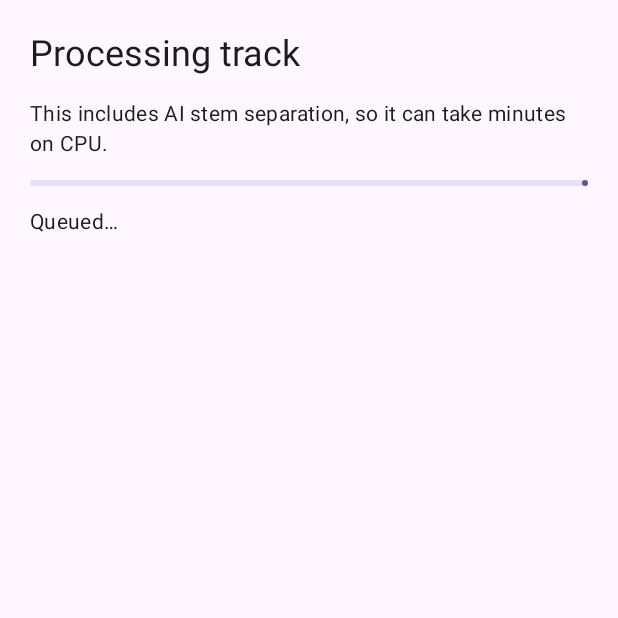
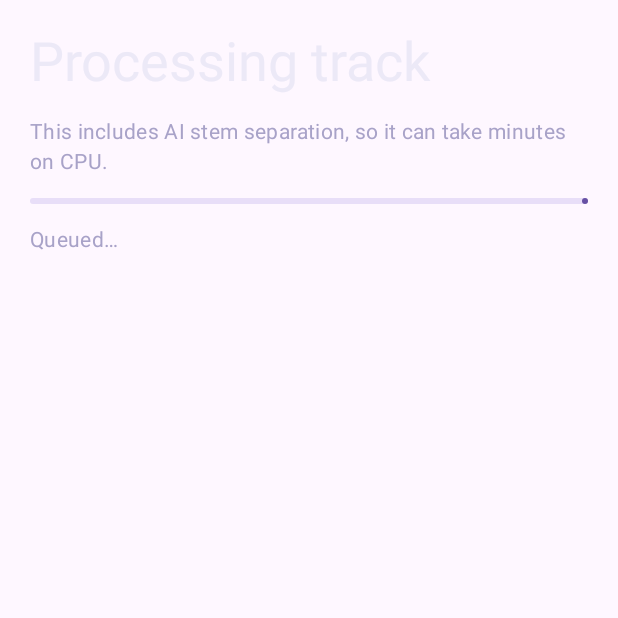
Before and after one commit to DerrickUnleashed/Drumless, an Android app built with Jetpack Compose: the composable ProgressScreen shown on its own in the app's theme, on a phone screen of 412 x 824 dp, the top half of it. Run offline under Robolectric (Android 15) with nearby library versions, the phone set to English and light mode, and no system bars.

Commit message:
chore: update android/app/src/main/java/com/drumless/app/ui/ProgressScreen.kt

```diff
--- a/android/app/src/main/java/com/drumless/app/ui/ProgressScreen.kt
+++ b/android/app/src/main/java/com/drumless/app/ui/ProgressScreen.kt
@@ -5,37 +5,71 @@ import androidx.compose.foundation.layout.Column
 import androidx.compose.foundation.layout.fillMaxSize
 import androidx.compose.foundation.layout.fillMaxWidth
 import androidx.compose.foundation.layout.padding
+import androidx.compose.foundation.rememberScrollState
+import androidx.compose.foundation.verticalScroll
+import androidx.compose.material3.Button
 import androidx.compose.material3.Card
 import androidx.compose.material3.CardDefaults
 import androidx.compose.material3.LinearProgressIndicator
 import androidx.compose.material3.MaterialTheme
+import androidx.compose.material3.Slider
 import androidx.compose.material3.Text
 import androidx.compose.runtime.Composable
+import androidx.compose.runtime.getValue
+import androidx.compose.runtime.mutableStateOf
+import androidx.compose.runtime.remember
+import androidx.compose.runtime.setValue
 import androidx.compose.ui.Modifier
+import androidx.compose.ui.graphics.Color
 import androidx.compose.ui.unit.dp
 
 @Composable
 fun ProgressScreen(vm: MainViewModel, state: UiState) {
     val job = state.job
     Column(
-        modifier = Modifier.fillMaxSize().padding(20.dp),
+        modifier = Modifier
+            .fillMaxSize()
+            .padding(20.dp),
         verticalArrangement = Arrangement.spacedBy(14.dp),
     ) {
-        Text("Processing track", style = MaterialTheme.typography.headlineSmall)
-        Text("This includes AI stem separation, so it can take minutes on CPU.", style = MaterialTheme.typography.bodyMedium)
+        Text(
+            "Processing track",
+            style = MaterialTheme.typography.displaySmall,
+            color = Color(0xFFECE9F7)
+        )
+        Text(
+            "This includes AI stem separation, so it can take minutes on CPU.",
+            style = MaterialTheme.typography.bodyMedium,
+            color = Color(0xFFA8A2C8)
+        )
 
         LinearProgressIndicator(
             progress = { (job?.progress ?: 0).coerceIn(0, 100) / 100f },
-            modifier = Modifier.fillMaxWidth(),
+            modifier = Modifier.fillMaxWidth()
         )
-        Text(job?.message ?: "Queued…", style = MaterialTheme.typography.bodyMedium)
+        Text(
+            job?.message ?: "Queued…",
+            style = MaterialTheme.typography.bodyMedium,
+            color = Color(0xFFA8A2C8)
+        )
+
         if (state.jobId != null) {
-            Text("Job ${state.jobId}", style = MaterialTheme.typography.labelSmall, color = MaterialTheme.colorScheme.outline)
+            Text(
+                "Job ${state.jobId}",
+                style = MaterialTheme.typography.labelSmall,
+                color = Color(0xFFA8A2C8)
+            )
         }
 
         if (state.error != null) {
-            Card(colors = CardDefaults.cardColors(containerColor = MaterialTheme.colorScheme.errorContainer)) {
-                Text(state.error, Modifier.padding(12.dp), color = MaterialTheme.colorScheme.onErrorContainer)
+            Card(
+                modifier = Modifier.padding(12.dp),
+                colors = CardDefaults.cardColors(
+                    containerColor = Color(0xFFFF7A7A),
+                    contentColor = Color(0xFF1A1205)
+                )
+            ) {
+                Text(state.error, color = Color(0xFF1A1205))
             }
         }
     }
```
